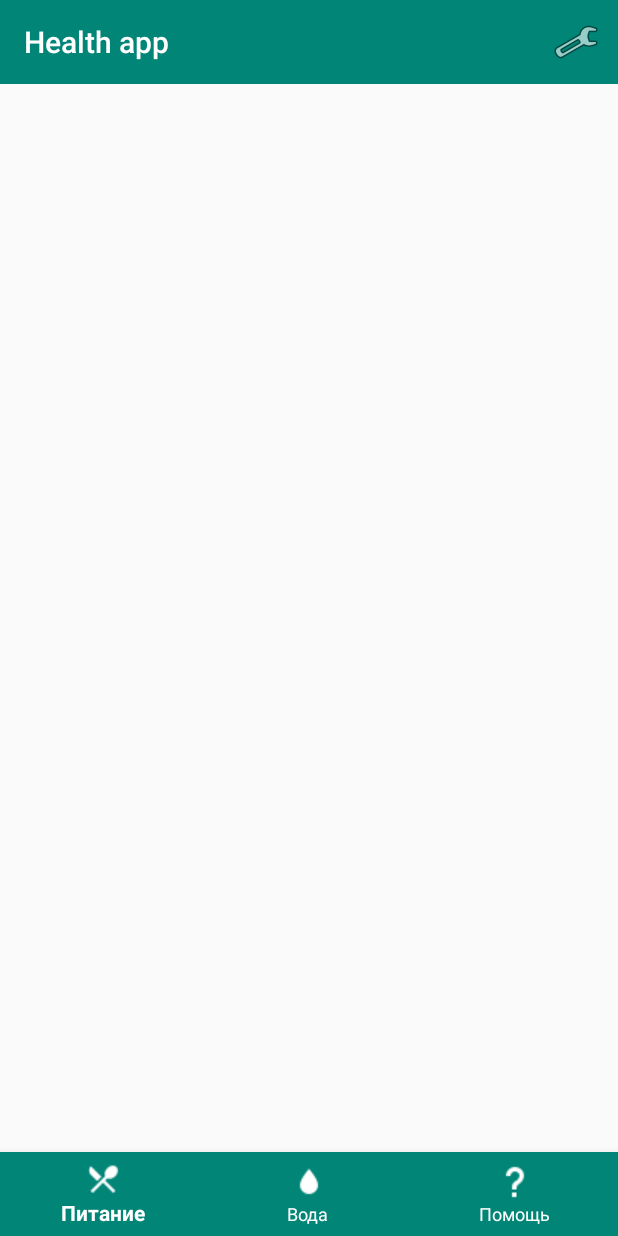
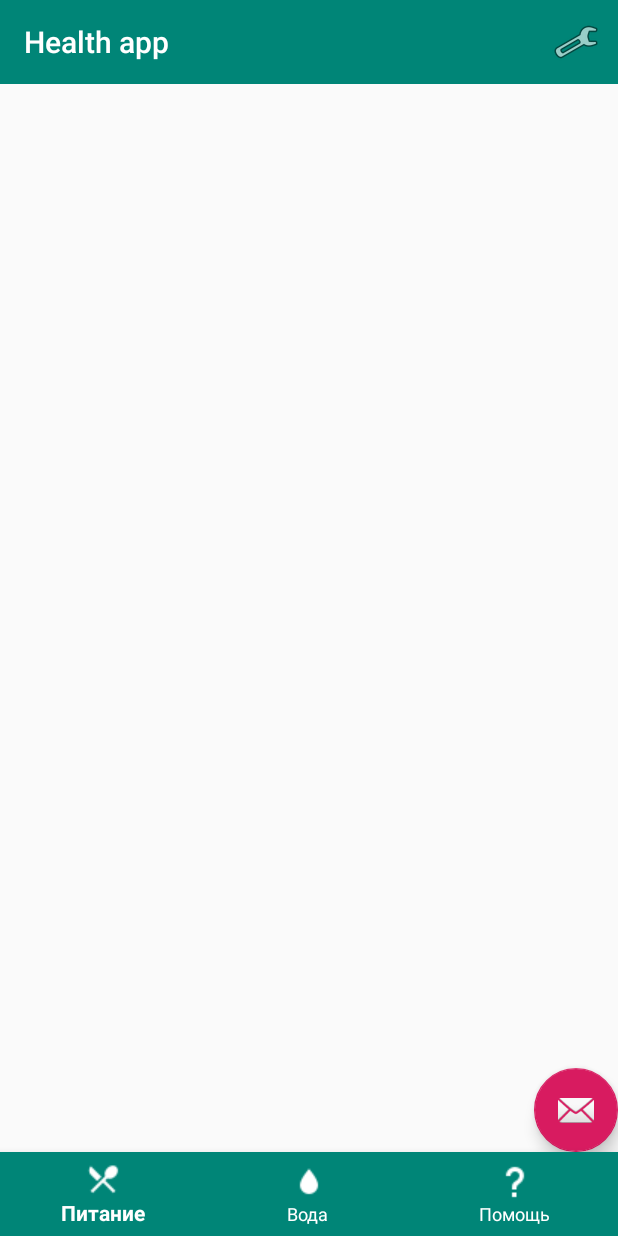
Before and after one commit to 32xlevel/FoodTracker, an Android app: the screen it shows after launch (MainActivity), on a phone screen of 412 x 824 dp. Run offline under Robolectric (Android 15) with nearby library versions, the phone set to English and light mode, and no system bars; libraries missing offline, so code that uses them is left out: net.danlew.android, org.jetbrains.anko; 2 statements that could not run were skipped.

Commit message:
Food xml

```diff
--- a/app/src/main/res/layout/fragment_food.xml
+++ b/app/src/main/res/layout/fragment_food.xml
@@ -10,4 +10,17 @@
     <include
             layout="@layout/toolbar_top"
             android:id="@+id/toolbar"/>
+
+    <android.support.v7.widget.RecyclerView
+            android:id="@+id/food_recycler_id"
+            android:layout_width="match_parent"
+            android:layout_height="0dp"
+            android:layout_weight="1"/>
+
+    <android.support.design.widget.FloatingActionButton
+            android:id="@+id/FAB_Food"
+            android:layout_gravity="bottom|end"
+            android:src="@android:drawable/ic_dialog_email"
+            android:layout_width="wrap_content"
+            android:layout_height="wrap_content"/>
 </LinearLayout>
```
